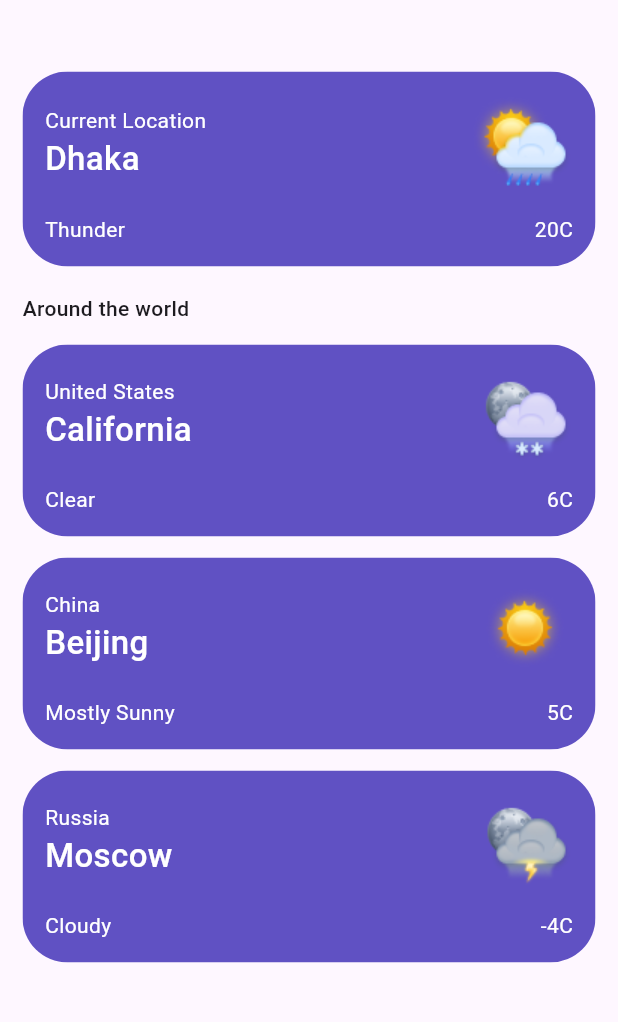
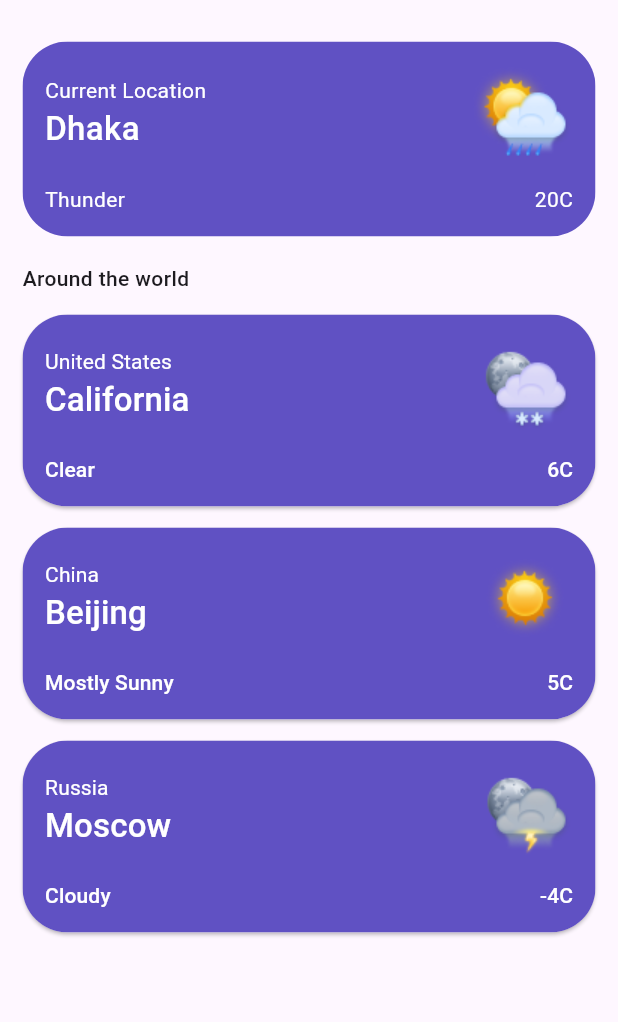
Before and after one commit to rhickwel-valdez/appdev-prelim-exam, a Flutter app: the screen it shows after launch, on a phone screen of 412 x 824 dp, the part 65-1087 px from its top. Run offline on Flutter 3.47's test engine with Material 3 defaults, Android fonts, the phone set to English and light mode, and no system bars.

Commit message:
added functionality and revised widget states

```diff
--- a/lib/main.dart
+++ b/lib/main.dart
@@ -2,48 +2,79 @@ import 'package:flutter/material.dart';
 
 void main() => runApp(MyApp());
 
-class MyApp extends StatelessWidget {
+class MyApp extends StatefulWidget {
   const MyApp({super.key});
 
   @override
-  Widget build(BuildContext context) {
+  State<MyApp> createState() => _MyAppState();
+}
+
+class _MyAppState extends State<MyApp> {
   List<WeatherData> locations = [
     WeatherData(1, 'Current Location', 'Dhaka', 'Thunder', 20, true),
     WeatherData(2, 'United States', 'California', 'Clear', 6, false),
     WeatherData(3, 'China', 'Beijing', 'Mostly Sunny', 5, false),
-      WeatherData(4, 'Russia', 'Moscow', 'Cloudy', -04, false)
+    WeatherData(4, 'Russia', 'Moscow', 'Cloudy', -4, false)
   ];
 
+  late WeatherData selectedWeather;
+
+  @override
+  void initState() {
+    super.initState();
+    selectedWeather = locations.firstWhere((location) => location.isSelected);
+  }
+
+  void updateSelectedWeather(WeatherData newWeather) {
+    setState(() {
+      for (var location in locations) {
+        location.isSelected = false;
+      }
+      newWeather.isSelected = true;
+      selectedWeather = newWeather;
+    });
+  }
+
+  @override
+  Widget build(BuildContext context) {
     return MaterialApp(
       debugShowCheckedModeBanner: false,
       home: Scaffold(
-        appBar: AppBar(title:
-          Text(
+        appBar: AppBar(
+          title: Text(
             'Weather',
             style: TextStyle(fontSize: 24, fontWeight: FontWeight.w600),
-            textAlign: TextAlign.start,
           ),
         ),
         body: Container(
-          padding: EdgeInsets.only(top: 35, right: 15, bottom: 35, left: 15),
+          padding: EdgeInsets.all(15),
           child: Column(
             crossAxisAlignment: CrossAxisAlignment.start,
             children: [
-              WeatherCard(weatherData: locations.first),
+              WeatherCard(weatherData: selectedWeather),
               SizedBox(height: 18),
               Text(
                 'Around the world',
-                style: TextStyle(
-                  fontSize: 14,
-                  fontWeight: FontWeight.w500
+                style: TextStyle(fontSize: 14, fontWeight: FontWeight.w500),
+              ),
+              SizedBox(height: 14),
+              Column(
+                children: locations
+                    .where((location) => !location.isSelected)
+                    .map((location) => Padding(
+                          padding: const EdgeInsets.only(bottom: 14),
+                          child: ElevatedButton(
+                            style: ElevatedButton.styleFrom(
+                              padding: EdgeInsets.zero,
+                              shape: RoundedRectangleBorder(
+                                borderRadius: BorderRadius.circular(30),
                               ),
                             ),
-              SizedBox(height: 14),
-              for (var location in locations)
-                if (!location.isSelected)
-                  Padding(
-                    padding: const EdgeInsets.only(bottom: 14),
+                            onPressed: () => updateSelectedWeather(location),
                             child: WeatherCard(weatherData: location),
+                          ),
+                        ))
+                    .toList(),
               ),
             ],
           ),
@@ -53,44 +84,24 @@ class MyApp extends StatelessWidget {
   }
 }
 
-// ignore: must_be_immutable
-class WeatherCard extends StatefulWidget {
-  WeatherCard({super.key, this.weatherData});
+class WeatherCard extends StatelessWidget {
+  final WeatherData weatherData;
 
-  WeatherData? weatherData;
+  const WeatherCard({super.key, required this.weatherData});
 
-  @override
-  State<WeatherCard> createState() => _WeatherCardState();
-}
-
-class _WeatherCardState extends State<WeatherCard> {
   String getImage(String weather) {
-    late String imgPath;
-
     switch (weather) {
       case 'Thunder':
-        imgPath = 'assets/img/heavy_rain.png';
-        break;
+        return 'assets/img/heavy_rain.png';
       case 'Clear':
-        imgPath = 'assets/img/snow.png';
-        break;
+        return 'assets/img/snow.png';
       case 'Mostly Sunny':
-        imgPath = 'assets/img/sunny.png';
-        break;
+        return 'assets/img/sunny.png';
       case 'Cloudy':
-        imgPath = 'assets/img/thunder.png';
-        break;
+        return 'assets/img/thunder.png';
+      default:
+        return 'assets/img/default.png';
     }
-
-    return imgPath;
-  }
-
-  Text displayText(String text, double fs, FontWeight fw, TextAlign alignText) {
-    return Text(
-      text,
-      style: TextStyle(fontSize: fs, fontWeight: fw, color: Color(0xFFFFFFFF)),
-      textAlign: alignText,
-    );
   }
 
   @override
@@ -109,30 +120,30 @@ class _WeatherCardState extends State<WeatherCard> {
                 Column(
                   crossAxisAlignment: CrossAxisAlignment.start,
                   children: [
-                    displayText(widget.weatherData!.country, 14,
-                        FontWeight.normal, TextAlign.start),
-                    displayText(widget.weatherData!.city, 22, FontWeight.w500,
-                        TextAlign.start),
+                    Text(weatherData.country,
+                        style: TextStyle(
+                            fontSize: 14,
+                            fontWeight: FontWeight.normal,
+                            color: Colors.white)),
+                    Text(weatherData.city,
+                        style: TextStyle(
+                            fontSize: 22,
+                            fontWeight: FontWeight.w500,
+                            color: Colors.white)),
                   ],
                 ),
-                Image.asset(getImage(widget.weatherData!.weather))
+                Image.asset(getImage(weatherData.weather)),
               ],
             ),
             SizedBox(height: 14),
             Row(
               mainAxisAlignment: MainAxisAlignment.spaceBetween,
-              crossAxisAlignment: CrossAxisAlignment.center,
               children: [
-                Text(
-                  widget.weatherData!.weather,
-                  style: TextStyle(color: Color(0xFFFFFFFF)),
+                Text(weatherData.weather, style: TextStyle(color: Colors.white)),
+                Text('${weatherData.temperature}C',
+                    style: TextStyle(color: Colors.white)),
+              ],
             ),
-                Text(
-                  '${widget.weatherData!.temperature}C',
-                  style: TextStyle(color: Color(0xFFFFFFFF)),
-                )
-              ],
-            )
           ],
         ),
       ),
@@ -148,8 +159,14 @@ class WeatherData {
   final int _temperature;
   bool _isSelected;
 
-  WeatherData(this._locationId, this._country, this._city, this._weather,
-      this._temperature, this._isSelected);
+  WeatherData(
+    this._locationId,
+    this._country,
+    this._city,
+    this._weather,
+    this._temperature,
+    this._isSelected
+  );
 
   int get locationId => _locationId;
   String get country => _country;
```
Lines whose indentation alone changed are shown as unchanged.
